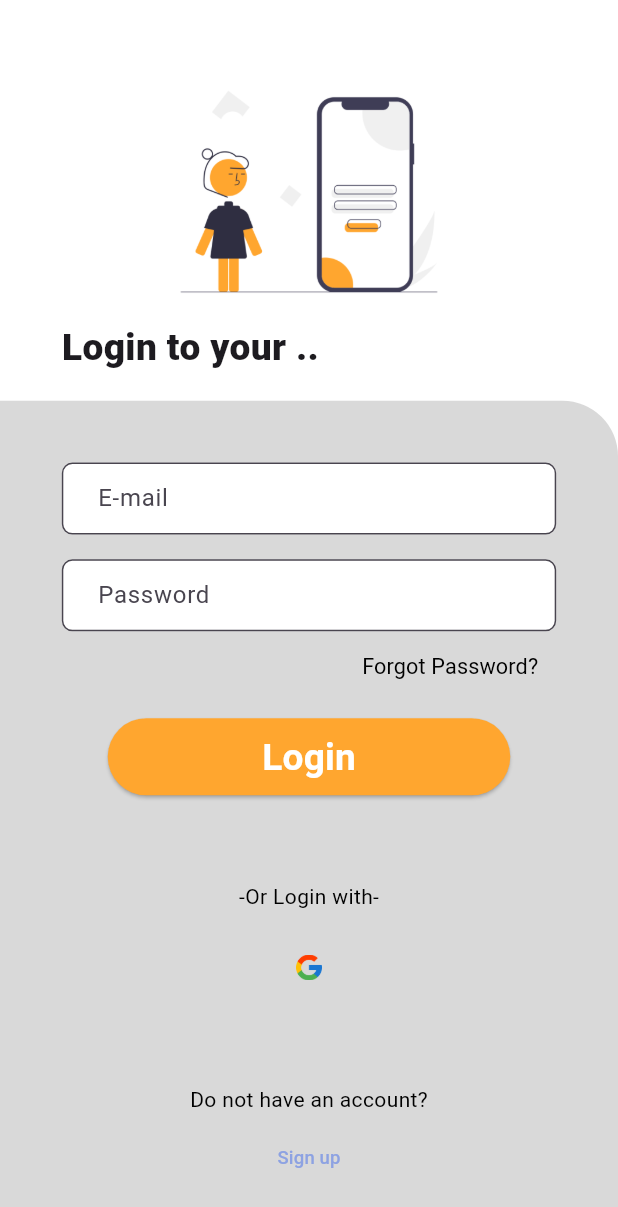
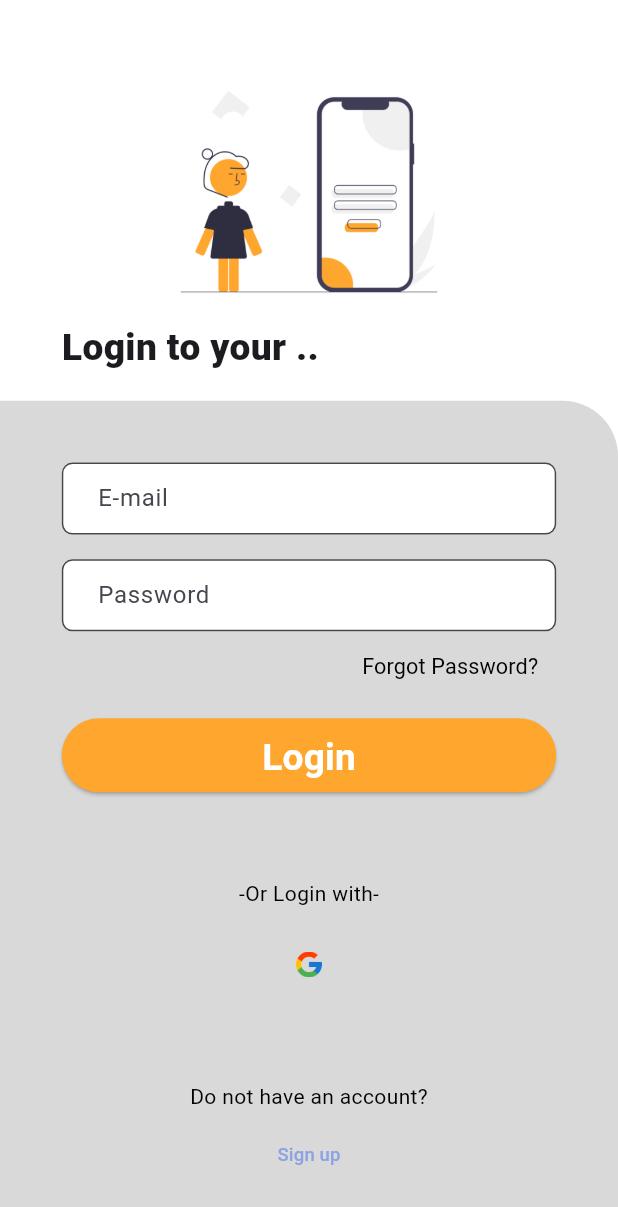
Before and after one commit to Ceee17/sdh-usai, a Flutter app: the screen it shows after launch, after a tap on "Get Started!", on a phone screen of 412 x 824 dp. Shown: the top 1207 px of the screen. Run offline on Flutter 3.47's test engine with Material 3 defaults, Android fonts, the phone set to English and light mode, and no system bars; our stand-ins replace firebase_auth, firebase_core, fluttertoast, get; accounts and stored records are empty; network calls fail.

Commit message:
nambahin firebase instance, implement authentication login pakai firebase

```diff
--- a/lib/auth/login_page.dart
+++ b/lib/auth/login_page.dart
@@ -1,19 +1,29 @@
 import 'package:flutter/material.dart';
 import 'package:fluttertoast/fluttertoast.dart';
+import 'package:uas/auth/auth_service.dart';
+import 'package:uas/auth/forgot_password_page.dart';
+import 'package:uas/auth/register_page.dart';
 import 'package:uas/startingpage/starting_page.dart';
-import 'package:uas/auth/register_page.dart';
+import 'package:uas/accountpage/account_page.dart';
 
-class LoginPage extends StatelessWidget {
-  LoginPage({Key? key}) : super(key: key);
+class LoginPage extends StatefulWidget {
+  const LoginPage({super.key});
 
-  final TextEditingController _emailController = TextEditingController();
-  final TextEditingController _passwordController = TextEditingController();
+  @override
+  State<LoginPage> createState() => _LoginPageState();
+}
+
+class _LoginPageState extends State<LoginPage> {
+  final _auth = AuthService();
+
+  final _emailController = TextEditingController();
+  final _passwordController = TextEditingController();
 
   @override
   void dispose() {
+    super.dispose();
     _emailController.dispose();
     _passwordController.dispose();
-    // super.dispose(); // not needed in StatelessWidget
   }
 
   @override
@@ -82,8 +92,7 @@ class LoginPage extends StatelessWidget {
                             Navigator.push(
                               context,
                               MaterialPageRoute(
-                                builder: (context) =>
-                                    Placeholder(), // Placeholder for ForgotPasswordPage
+                                builder: (context) => ForgotPasswordPage(),
                               ),
                             );
                           },
@@ -98,29 +107,53 @@ class LoginPage extends StatelessWidget {
                         ),
                       ),
                       SizedBox(height: height * 0.012),
-                      ElevatedButton(
-                        onPressed: () {
-                          Navigator.pushReplacement(
-                            context,
-                            MaterialPageRoute(
-                                builder: (context) => StartingPage()),
-                          );
-                        },
-                        style: ElevatedButton.styleFrom(
-                          backgroundColor: Color(0xFFFFA62F),
-                          foregroundColor: Colors.white,
-                          padding: EdgeInsets.symmetric(
-                              horizontal: width * 0.25,
-                              vertical: height * 0.01),
-                          shape: RoundedRectangleBorder(
-                            borderRadius: BorderRadius.circular(50),
+                      // ElevatedButton(
+                      //   onPressed: () {
+                      //     Navigator.pushReplacement(
+                      //       context,
+                      //       MaterialPageRoute(
+                      //           builder: (context) => StartingPage()),
+                      //     );
+                      //   },
+                      //   style: ElevatedButton.styleFrom(
+                      //     backgroundColor: Color(0xFFFFA62F),
+                      //     foregroundColor: Colors.white,
+                      //     padding: EdgeInsets.symmetric(
+                      //         horizontal: width * 0.25,
+                      //         vertical: height * 0.01),
+                      //     shape: RoundedRectangleBorder(
+                      //       borderRadius: BorderRadius.circular(50),
+                      //     ),
+                      //   ),
+                      //   child: Text(
+                      //     'Login',
+                      //     style: TextStyle(
+                      //       fontSize: width * 0.06,
+                      //       fontWeight: FontWeight.w600,
+                      //     ),
+                      //   ),
+                      // ),
+                      SizedBox(
+                        width: width * 1,
+                        height: height * 0.06,
+                        child: ElevatedButton(
+                          onPressed: _login,
+                          child: Text(
+                            'Login',
+                            style: TextStyle(
+                              fontSize: width * 0.06,
+                              fontWeight: FontWeight.w600,
+                            ),
                           ),
-                        ),
-                        child: Text(
-                          'Login',
-                          style: TextStyle(
-                            fontSize: width * 0.06,
-                            fontWeight: FontWeight.w600,
+                          style: ElevatedButton.styleFrom(
+                            backgroundColor: Color(0xFFFFA62F),
+                            foregroundColor: Colors.white,
+                            padding: EdgeInsets.symmetric(
+                                horizontal: width * 0.1,
+                                vertical: height * 0.01),
+                            shape: RoundedRectangleBorder(
+                              borderRadius: BorderRadius.circular(50),
+                            ),
                           ),
                         ),
                       ),
@@ -240,7 +273,25 @@ class LoginPage extends StatelessWidget {
     );
   }
 
-  void displayToastMessage(String message, BuildContext context) {
-    Fluttertoast.showToast(msg: message);
+  goToSignup(BuildContext context) => Navigator.push(
+        context,
+        MaterialPageRoute(builder: (context) => const RegisterPage()),
+      );
+
+  goToHome(BuildContext context) => Navigator.push(
+        context,
+        MaterialPageRoute(
+            builder: (context) =>
+                const AccountPage()), // nanti ganti jadi homepage
+      );
+
+  _login() async {
+    final user = await _auth.loginUserWithEmailAndPassword(
+        _emailController.text, _passwordController.text);
+
+    if (user != null) {
+      // log("User Logged In");
+      goToHome(context);
+    }
   }
 }
--- a/lib/main.dart
+++ b/lib/main.dart
@@ -1,7 +1,15 @@
 import 'package:flutter/material.dart';
+import 'package:get/get.dart';
 import 'package:uas/startingpage/starting_page.dart';
+import 'package:firebase_core/firebase_core.dart';
+import 'package:uas/firebase_options.dart';
 
-void main() {
+void main() async {
+  WidgetsFlutterBinding.ensureInitialized();
+  await Firebase.initializeApp(
+    options: DefaultFirebaseOptions.currentPlatform,
+  );
+
   runApp(MyApp());
 }
 
--- a/pubspec.yaml
+++ b/pubspec.yaml
@@ -36,6 +36,11 @@ dependencies:
   cupertino_icons: ^1.0.2
   concentric_transition: ^1.0.3
   fluttertoast: ^8.2.2
+
+  # Firebase
+  firebase_core: ^3.0.0
+  get: ^4.6.6
+  firebase_auth: ^5.0.0
 
 dev_dependencies:
   flutter_test:
```
Also changed, not shown: lib/accountpage/account_page.dart (added, +41 -0 lines), lib/auth/auth_service.dart (added, +39 -0 lines), lib/widgets/button.dart (added, +20 -0 lines), firebase.json (added), lib/firebase_options.dart (added), pubspec.lock, 6 other files.
